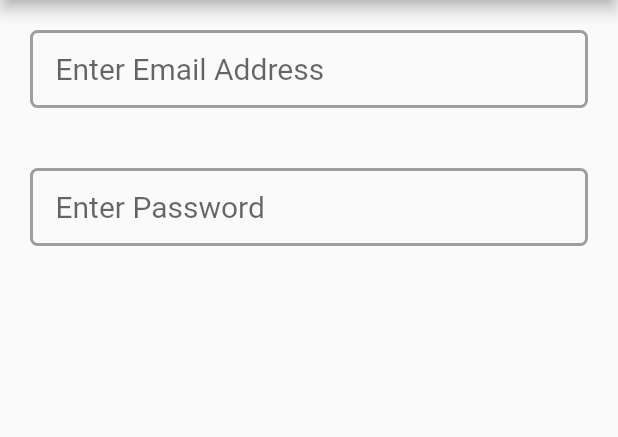
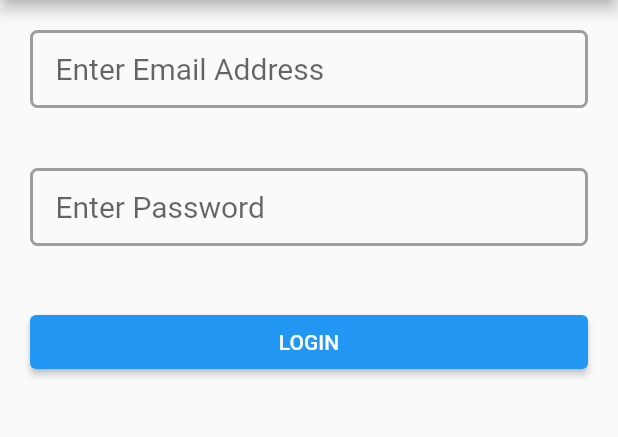
Before and after one commit to Dhruvjohari2/API-integration, a Flutter app: the screen it shows after launch, on a phone screen of 412 x 824 dp, the part 84-521 px from its top. Run offline on Flutter 3.47's test engine with Material 2 defaults, Android fonts, the phone set to English and light mode, and no system bars.

Commit message:
updated code

```diff
--- a/lib/drawer.dart
+++ b/lib/drawer.dart
@@ -1,4 +1,5 @@
 import 'package:demo/view/loginpage.dart';
+import 'package:demo/view/profile.dart';
 import 'package:flutter/material.dart';
 
 class NavDrawer extends StatelessWidget {
@@ -26,7 +27,9 @@ class NavDrawer extends StatelessWidget {
           ListTile(
             leading: const Icon(Icons.verified_user),
             title: const Text('Profile'),
-            onTap: () => {Navigator.of(context).pop()},
+            onTap: () => {
+              Navigator.push(context,MaterialPageRoute(builder: (_) => const ProfilePage(),)),
+            },
           ),
           ListTile(
             leading: const Icon(Icons.settings),
--- a/lib/view/signinpage.dart
+++ b/lib/view/signinpage.dart
@@ -85,6 +85,17 @@ class _SignInPageState extends State<SignInPage> {
               },
             ),
           ),
+          Padding(
+            padding: const EdgeInsets.all(20),
+            child: SizedBox(
+              width: double.infinity,
+              child: ElevatedButton(
+                onPressed: () {
+                },
+                child: const Text("LOGIN"),
+              ),
+            ),
+          ),
         ],
       ),
     );
```
Also changed, not shown: lib/view/profile.dart (added, +19 -0 lines).
